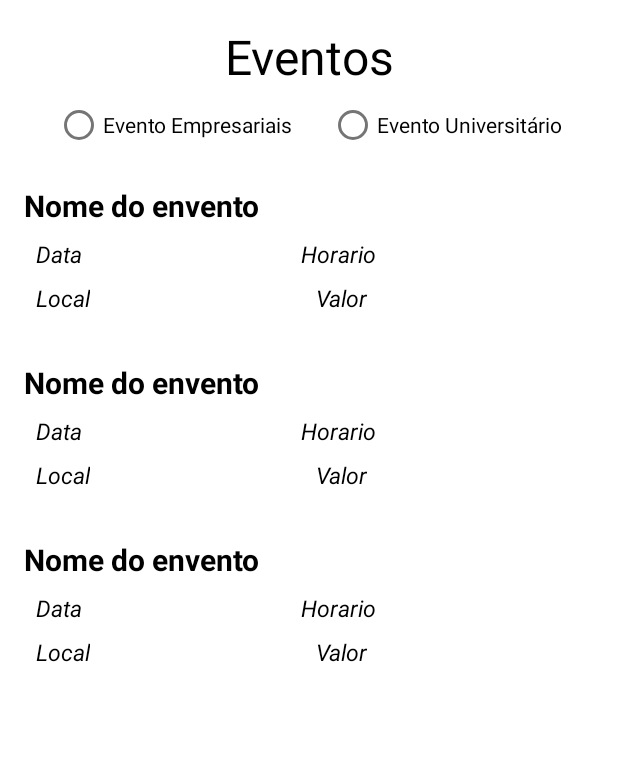
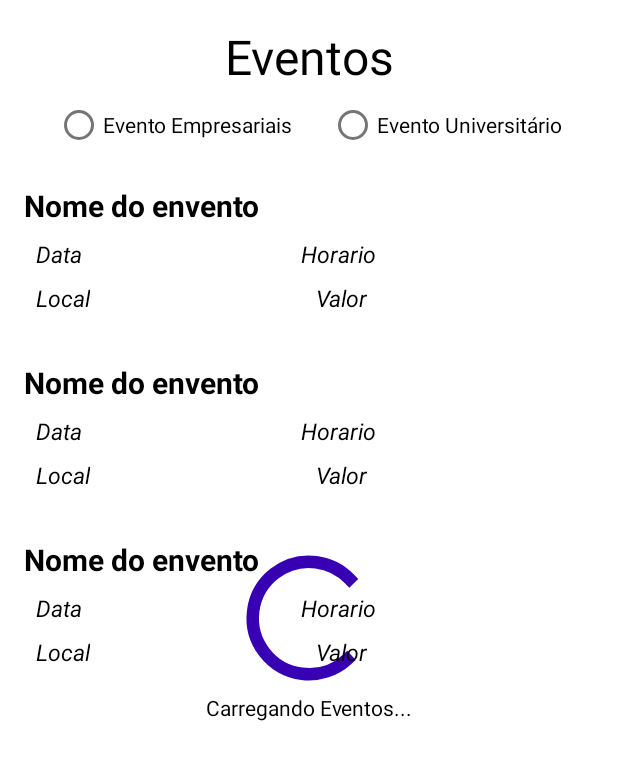
Before and after one commit to NevesRafa/desafio_mb, an Android app: the layout activity_eventos.xml on its own in the app's theme, with its tools: preview values and no code run, on a phone screen of 412 x 824 dp. Shown: the top 760 px of the screen. Run offline under Robolectric (Android 15) with nearby library versions, the phone set to English and light mode, and no system bars.

Commit message:
Criado função mostra loading

```diff
--- a/app/src/main/res/layout/activity_eventos.xml
+++ b/app/src/main/res/layout/activity_eventos.xml
@@ -46,6 +46,26 @@
 
     </RadioGroup>
 
+    <ProgressBar
+        android:id="@+id/loading"
+        android:layout_width="100dp"
+        android:layout_height="100dp"
+        android:indeterminateTint="@color/purple_700"
+        app:layout_constraintBottom_toBottomOf="parent"
+        app:layout_constraintEnd_toEndOf="parent"
+        app:layout_constraintStart_toStartOf="parent"
+        app:layout_constraintTop_toTopOf="parent" />
+
+    <TextView
+        android:id="@+id/carregando"
+        android:layout_width="wrap_content"
+        android:layout_height="wrap_content"
+        android:text="Carregando Eventos..."
+        android:textColor="@color/black"
+        app:layout_constraintEnd_toEndOf="parent"
+        app:layout_constraintStart_toStartOf="parent"
+        app:layout_constraintTop_toBottomOf="@id/loading" />
+
 
     <androidx.recyclerview.widget.RecyclerView
         android:id="@+id/lista"
```
Also changed, not shown: app/src/main/java/com/nevesrafa/desafio_mb/telas/eventos/EventosActivity.kt (+19 -1 lines), app/src/main/java/com/nevesrafa/desafio_mb/telas/eventos/EventosPresenter.kt (+9 -1 lines).
